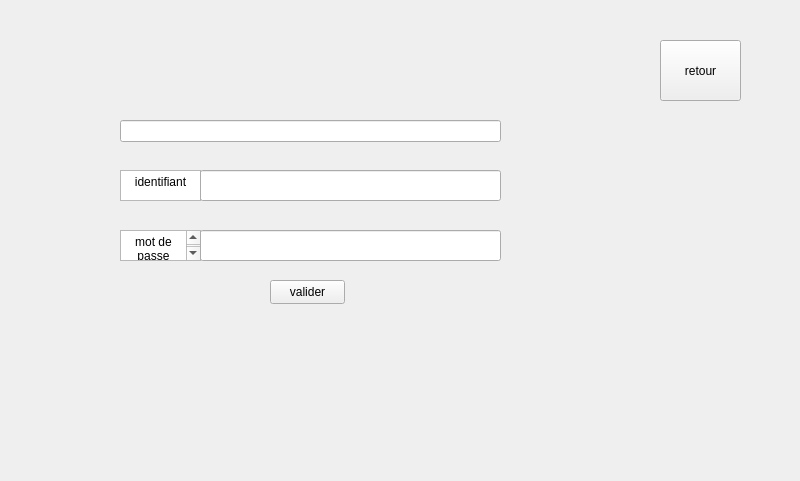
Qt form application-abeille/mainwindow.ui (Bbachelard/projet_abeille) before a commit.
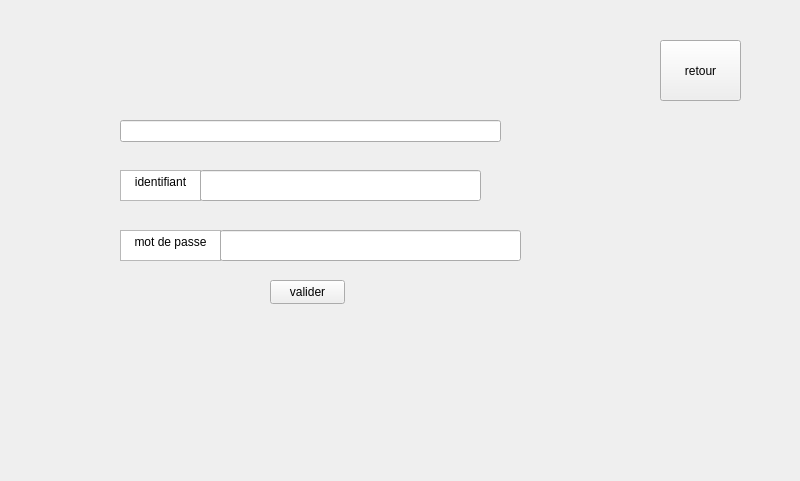
The same form after that commit. The open tabs and pages were chosen to show the change. Icons and pictures are not drawn.

```diff
--- a/application-abeille/mainwindow.ui
+++ b/application-abeille/mainwindow.ui
@@ -106,7 +106,7 @@
        <rect>
         <x>120</x>
         <y>230</y>
-        <width>81</width>
+        <width>101</width>
         <height>31</height>
        </rect>
       </property>
@@ -176,8 +176,8 @@
      <widget class="QLineEdit" name="idt_2">
       <property name="geometry">
        <rect>
-        <x>200</x>
-        <y>170</y>
+        <x>220</x>
+        <y>230</y>
         <width>301</width>
         <height>31</height>
        </rect>
@@ -187,8 +187,8 @@
       <property name="geometry">
        <rect>
         <x>200</x>
-        <y>230</y>
-        <width>301</width>
+        <y>170</y>
+        <width>281</width>
         <height>31</height>
        </rect>
       </property>
```
Left out of the diff: 6 changed lines with no effect on the pictures.
